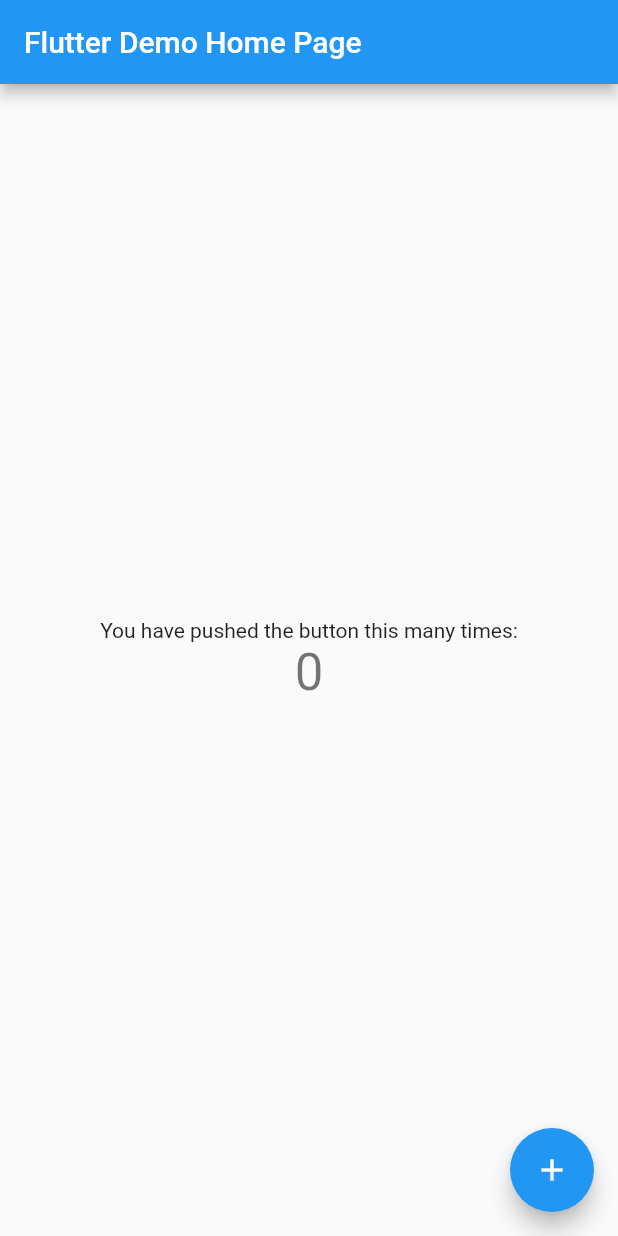
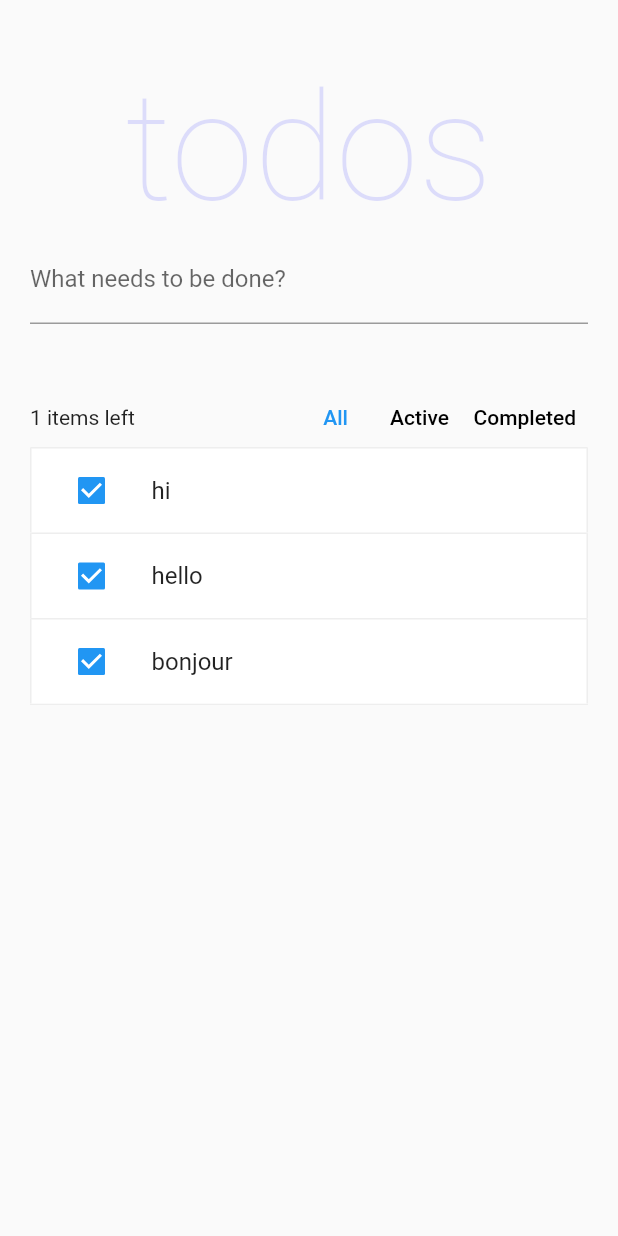
Before and after one commit to misaki-kawaguchi/todos_riverpod, a Flutter app: the screen it shows after launch, on a phone screen of 412 x 824 dp. Run offline on Flutter 3.47's test engine with Material 2 defaults, Android fonts, the phone set to English and light mode, and no system bars; Roboto replaces fonts that are missing (Helvetica Neue).

Commit message:
UI作成 (#1)
* home_pageを作成

* タイトルを追加

* TextFieldを追加

* Toolbarを追加

* Todoモデルを作成

* TodoItemを追加

* uiの細かい調整

```diff
--- a/lib/main.dart
+++ b/lib/main.dart
@@ -1,4 +1,5 @@
 import 'package:flutter/material.dart';
+import 'package:todos_riverpod/ui/pages/home_page.dart';
 
 void main() {
   runApp(const MyApp());
@@ -7,109 +8,14 @@ void main() {
 class MyApp extends StatelessWidget {
   const MyApp({Key? key}) : super(key: key);
 
-  // This widget is the root of your application.
   @override
   Widget build(BuildContext context) {
     return MaterialApp(
       title: 'Flutter Demo',
       theme: ThemeData(
-        // This is the theme of your application.
-        //
-        // Try running your application with "flutter run". You'll see the
-        // application has a blue toolbar. Then, without quitting the app, try
-        // changing the primarySwatch below to Colors.green and then invoke
-        // "hot reload" (press "r" in the console where you ran "flutter run",
-        // or simply save your changes to "hot reload" in a Flutter IDE).
-        // Notice that the counter didn't reset back to zero; the application
-        // is not restarted.
         primarySwatch: Colors.blue,
       ),
-      home: const MyHomePage(title: 'Flutter Demo Home Page'),
+      home: const HomePage(),
     );
   }
 }
-
-class MyHomePage extends StatefulWidget {
-  const MyHomePage({Key? key, required this.title}) : super(key: key);
-
-  // This widget is the home page of your application. It is stateful, meaning
-  // that it has a State object (defined below) that contains fields that affect
-  // how it looks.
-
-  // This class is the configuration for the state. It holds the values (in this
-  // case the title) provided by the parent (in this case the App widget) and
-  // used by the build method of the State. Fields in a Widget subclass are
-  // always marked "final".
-
-  final String title;
-
-  @override
-  State<MyHomePage> createState() => _MyHomePageState();
-}
-
-class _MyHomePageState extends State<MyHomePage> {
-  int _counter = 0;
-
-  void _incrementCounter() {
-    setState(() {
-      // This call to setState tells the Flutter framework that something has
-      // changed in this State, which causes it to rerun the build method below
-      // so that the display can reflect the updated values. If we changed
-      // _counter without calling setState(), then the build method would not be
-      // called again, and so nothing would appear to happen.
-      _counter++;
-    });
-  }
-
-  @override
-  Widget build(BuildContext context) {
-    // This method is rerun every time setState is called, for instance as done
-    // by the _incrementCounter method above.
-    //
-    // The Flutter framework has been optimized to make rerunning build methods
-    // fast, so that you can just rebuild anything that needs updating rather
-    // than having to individually change instances of widgets.
-    return Scaffold(
-      appBar: AppBar(
-        // Here we take the value from the MyHomePage object that was created by
-        // the App.build method, and use it to set our appbar title.
-        title: Text(widget.title),
-      ),
-      body: Center(
-        // Center is a layout widget. It takes a single child and positions it
-        // in the middle of the parent.
-        child: Column(
-          // Column is also a layout widget. It takes a list of children and
-          // arranges them vertically. By default, it sizes itself to fit its
-          // children horizontally, and tries to be as tall as its parent.
-          //
-          // Invoke "debug painting" (press "p" in the console, choose the
-          // "Toggle Debug Paint" action from the Flutter Inspector in Android
-          // Studio, or the "Toggle Debug Paint" command in Visual Studio Code)
-          // to see the wireframe for each widget.
-          //
-          // Column has various properties to control how it sizes itself and
-          // how it positions its children. Here we use mainAxisAlignment to
-          // center the children vertically; the main axis here is the vertical
-          // axis because Columns are vertical (the cross axis would be
-          // horizontal).
-          mainAxisAlignment: MainAxisAlignment.center,
-          children: <Widget>[
-            const Text(
-              'You have pushed the button this many times:',
-            ),
-            Text(
-              '$_counter',
-              style: Theme.of(context).textTheme.headline4,
-            ),
-          ],
-        ),
-      ),
-      floatingActionButton: FloatingActionButton(
-        onPressed: _incrementCounter,
-        tooltip: 'Increment',
-        child: const Icon(Icons.add),
-      ), // This trailing comma makes auto-formatting nicer for build methods.
-    );
-  }
-}
--- /dev/null
+++ b/lib/models/todo.dart
@@ -0,0 +1,11 @@
+class Todo {
+  const Todo({
+    required this.id,
+    required this.description,
+    this.completed = false,
+  });
+
+  final String id;
+  final String description;
+  final bool completed;
+}
--- /dev/null
+++ b/lib/ui/components/todo_item.dart
@@ -0,0 +1,50 @@
+import 'package:flutter/material.dart';
+
+class TodoItem extends StatelessWidget {
+  const TodoItem({
+    Key? key,
+    required this.description,
+  }) : super(key: key);
+
+  final String description;
+
+  @override
+  Widget build(BuildContext context) {
+    final itemFocusNode = FocusNode();
+
+    return Material(
+      color: Colors.white,
+      child: Focus(
+        focusNode: itemFocusNode,
+        onFocusChange: (focused) {},
+        child: Container(
+          decoration: const BoxDecoration(
+            border: Border(
+              left: BorderSide(
+                color: Color(0xFFEEEEEE),
+              ),
+              right: BorderSide(
+                color: Color(0xFFEEEEEE),
+              ),
+              top: BorderSide(
+                color: Color(0xFFEEEEEE),
+              ),
+            ),
+          ),
+          child: Column(
+            children: [
+              ListTile(
+                onTap: () {},
+                leading: Checkbox(
+                  value: true,
+                  onChanged: (value) {},
+                ),
+                title: Text(description),
+              ),
+            ],
+          ),
+        ),
+      ),
+    );
+  }
+}
--- /dev/null
+++ b/lib/ui/components/todo_title.dart
@@ -0,0 +1,19 @@
+import 'package:flutter/material.dart';
+
+class TodoTitle extends StatelessWidget {
+  const TodoTitle({Key? key}) : super(key: key);
+
+  @override
+  Widget build(BuildContext context) {
+    return const Text(
+      'todos',
+      textAlign: TextAlign.center,
+      style: TextStyle(
+        color: Color.fromARGB(38, 47, 47, 247),
+        fontSize: 100,
+        fontWeight: FontWeight.w100,
+        fontFamily: 'Helvetica Neue',
+      ),
+    );
+  }
+}
--- /dev/null
+++ b/lib/ui/components/toolbar.dart
@@ -0,0 +1,61 @@
+import 'package:flutter/material.dart';
+
+class Toolbar extends StatelessWidget {
+  const Toolbar({Key? key}) : super(key: key);
+
+  @override
+  Widget build(BuildContext context) {
+    final allFilterKey = UniqueKey();
+    final activeFilterKey = UniqueKey();
+    final completedFilterKey = UniqueKey();
+
+    return Material(
+      child: Row(
+        children: [
+          const Expanded(
+            child: Text(
+              '1 items left',
+              overflow: TextOverflow.ellipsis,
+            ),
+          ),
+          Tooltip(
+            key: allFilterKey,
+            message: 'All todos',
+            child: TextButton(
+              onPressed: (){},
+              style: ButtonStyle(
+                visualDensity: VisualDensity.compact,
+                foregroundColor: MaterialStateProperty.all(Colors.blue)
+              ),
+              child: const Text('All'),
+            ),
+          ),
+          Tooltip(
+            key: activeFilterKey,
+            message: 'Only uncompleted todos',
+            child: TextButton(
+              onPressed: (){},
+              style: ButtonStyle(
+                  visualDensity: VisualDensity.compact,
+                  foregroundColor: MaterialStateProperty.all(Colors.black)
+              ),
+              child: const Text('Active'),
+            ),
+          ),
+          Tooltip(
+            key: completedFilterKey,
+            message: 'Only completed todos',
+            child: TextButton(
+              onPressed: (){},
+              style: ButtonStyle(
+                  visualDensity: VisualDensity.compact,
+                  foregroundColor: MaterialStateProperty.all(Colors.black)
+              ),
+              child: const Text('Completed'),
+            ),
+          ),
+        ],
+      ),
+    );
+  }
+}
--- /dev/null
+++ b/lib/ui/pages/home_page.dart
@@ -0,0 +1,74 @@
+import 'package:flutter/material.dart';
+import 'package:todos_riverpod/models/todo.dart';
+import 'package:todos_riverpod/ui/components/todo_item.dart';
+import 'package:todos_riverpod/ui/components/todo_title.dart';
+import 'package:todos_riverpod/ui/components/toolbar.dart';
+
+class HomePage extends StatefulWidget {
+  const HomePage({Key? key}) : super(key: key);
+
+  @override
+  State<HomePage> createState() => _HomePageState();
+}
+
+class _HomePageState extends State<HomePage> {
+  final addTodoKey = UniqueKey();
+  final newTodoController = TextEditingController();
+  final todoList = [
+    const Todo(id: 'todo-0', description: 'hi'),
+    const Todo(id: 'todo-1', description: 'hello'),
+    const Todo(id: 'todo-2', description: 'bonjour'),
+  ];
+
+  @override
+  Widget build(BuildContext context) {
+    return Scaffold(
+      body: Padding(
+        padding: const EdgeInsets.symmetric(horizontal: 20, vertical: 40),
+        child: Column(
+          crossAxisAlignment: CrossAxisAlignment.stretch,
+          children: [
+            const TodoTitle(),
+            TextField(
+              key: addTodoKey,
+              controller: newTodoController,
+              decoration: const InputDecoration(
+                labelText: 'What needs to be done?',
+              ),
+              onSubmitted: (value) {
+                newTodoController.clear();
+              },
+            ),
+            const SizedBox(height: 42),
+            const Toolbar(),
+            Container(
+              decoration: todoList.isNotEmpty ? const BoxDecoration(
+                border: Border(
+                  bottom: BorderSide(
+                    color: Color(0xFFEEEEEE),
+                  ),
+                ),
+              ): BoxDecoration(
+                border: Border.all(color: Colors.white),
+              ),
+              child: ListView.builder(
+                padding: EdgeInsets.zero,
+                shrinkWrap: true,
+                itemCount: todoList.length,
+                itemBuilder: (context, index) {
+                  return Dismissible(
+                    key: ValueKey(todoList[index].id),
+                    onDismissed: (_) {},
+                    child: TodoItem(
+                      description: todoList[index].description,
+                    ),
+                  );
+                },
+              ),
+            ),
+          ],
+        ),
+      ),
+    );
+  }
+}
```
